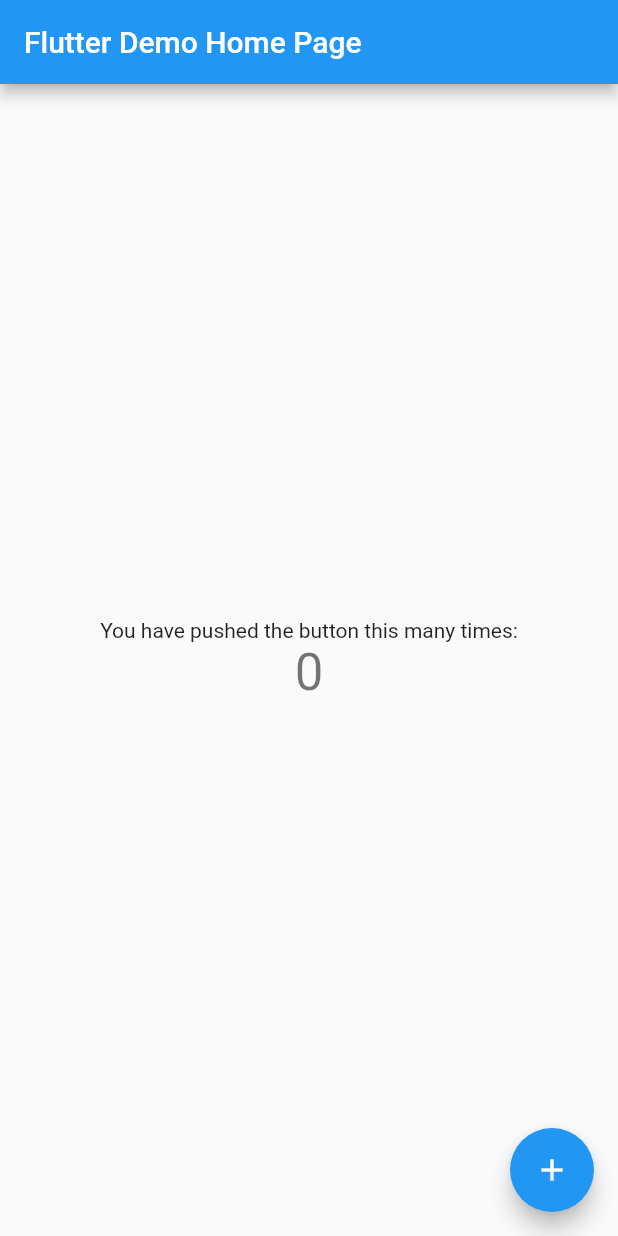
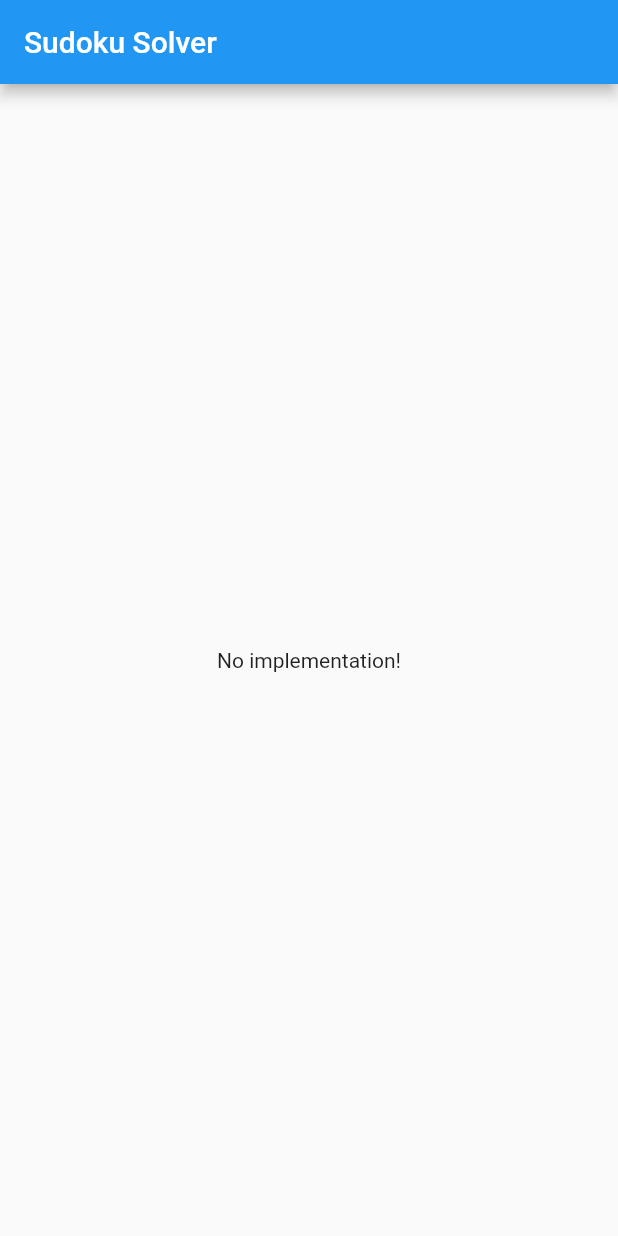
Before and after one commit to nikhil-RGB/sudoku-solver, a Flutter app: the screen it shows after launch, on a phone screen of 412 x 824 dp. Run offline on Flutter 3.47's test engine with Material 2 defaults, Android fonts, the phone set to English and light mode, and no system bars.

Commit message:
🔨 Define main solver class

```diff
--- /dev/null
+++ b/lib/SolverPage.dart
@@ -0,0 +1,21 @@
+import 'package:flutter/material.dart';
+
+class SolverPage extends StatefulWidget {
+  @override
+  State<SolverPage> createState() => _SolverPageState();
+}
+
+class _SolverPageState extends State<SolverPage> {
+  @override
+  Widget build(BuildContext context) {
+    return Scaffold(
+      appBar: AppBar(
+        title: const Text("Sudoku Solver"),
+      ),
+      // ignore: prefer_const_constructors
+      body: Center(
+        child: Text("No implementation!"),
+      ),
+    );
+  }
+}
--- a/lib/main.dart
+++ b/lib/main.dart
@@ -1,4 +1,5 @@
 import 'package:flutter/material.dart';
+import 'package:sudoku_solver/SolverPage.dart';
 
 void main() {
   runApp(const MyApp());
@@ -24,92 +25,7 @@
         // is not restarted.
         primarySwatch: Colors.blue,
       ),
-      home: const MyHomePage(title: 'Flutter Demo Home Page'),
+      home: SolverPage(),
     );
   }
 }
-
-class MyHomePage extends StatefulWidget {
-  const MyHomePage({super.key, required this.title});
-
-  // This widget is the home page of your application. It is stateful, meaning
-  // that it has a State object (defined below) that contains fields that affect
-  // how it looks.
-
-  // This class is the configuration for the state. It holds the values (in this
-  // case the title) provided by the parent (in this case the App widget) and
-  // used by the build method of the State. Fields in a Widget subclass are
-  // always marked "final".
-
-  final String title;
-
-  @override
-  State<MyHomePage> createState() => _MyHomePageState();
-}
-
-class _MyHomePageState extends State<MyHomePage> {
-  int _counter = 0;
-
-  void _incrementCounter() {
-    setState(() {
-      // This call to setState tells the Flutter framework that something has
-      // changed in this State, which causes it to rerun the build method below
-      // so that the display can reflect the updated values. If we changed
-      // _counter without calling setState(), then the build method would not be
-      // called again, and so nothing would appear to happen.
-      _counter++;
-    });
-  }
-
-  @override
-  Widget build(BuildContext context) {
-    // This method is rerun every time setState is called, for instance as done
-    // by the _incrementCounter method above.
-    //
-    // The Flutter framework has been optimized to make rerunning build methods
-    // fast, so that you can just rebuild anything that needs updating rather
-    // than having to individually change instances of widgets.
-    return Scaffold(
-      appBar: AppBar(
-        // Here we take the value from the MyHomePage object that was created by
-        // the App.build method, and use it to set our appbar title.
-        title: Text(widget.title),
-      ),
-      body: Center(
-        // Center is a layout widget. It takes a single child and positions it
-        // in the middle of the parent.
-        child: Column(
-          // Column is also a layout widget. It takes a list of children and
-          // arranges them vertically. By default, it sizes itself to fit its
-          // children horizontally, and tries to be as tall as its parent.
-          //
-          // Invoke "debug painting" (press "p" in the console, choose the
-          // "Toggle Debug Paint" action from the Flutter Inspector in Android
-          // Studio, or the "Toggle Debug Paint" command in Visual Studio Code)
-          // to see the wireframe for each widget.
-          //
-          // Column has various properties to control how it sizes itself and
-          // how it positions its children. Here we use mainAxisAlignment to
-          // center the children vertically; the main axis here is the vertical
-          // axis because Columns are vertical (the cross axis would be
-          // horizontal).
-          mainAxisAlignment: MainAxisAlignment.center,
-          children: <Widget>[
-            const Text(
-              'You have pushed the button this many times:',
-            ),
-            Text(
-              '$_counter',
-              style: Theme.of(context).textTheme.headlineMedium,
-            ),
-          ],
-        ),
-      ),
-      floatingActionButton: FloatingActionButton(
-        onPressed: _incrementCounter,
-        tooltip: 'Increment',
-        child: const Icon(Icons.add),
-      ), // This trailing comma makes auto-formatting nicer for build methods.
-    );
-  }
-}
```
Also changed, not shown: lib/SudokuBoard.dart (added, +14 -0 lines).
